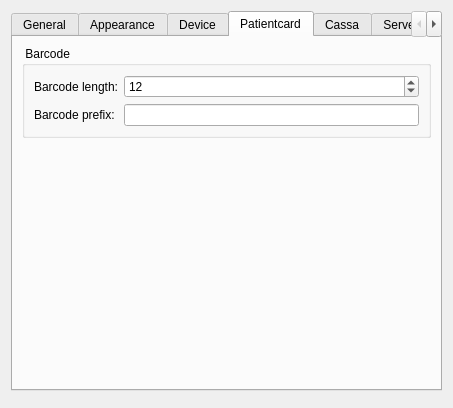
tbikfalvi/Belenus, file client/dlgpreferences.ui: the form before one commit.
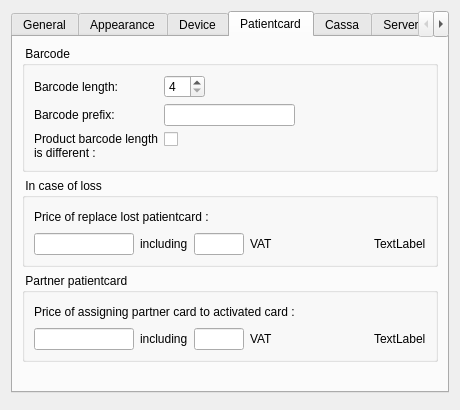
The form after the commit. The open tabs and pages were chosen to show the change.

Patch:
```diff
--- a/client/dlgpreferences.ui
+++ b/client/dlgpreferences.ui
@@ -9,8 +9,8 @@
    <rect>
     <x>0</x>
     <y>0</y>
-    <width>453</width>
-    <height>408</height>
+    <width>460</width>
+    <height>410</height>
    </rect>
   </property>
   <property name="windowTitle">
@@ -531,7 +531,7 @@
          <property name="title">
           <string> Barcode </string>
          </property>
-         <layout class="QFormLayout" name="formLayout_4">
+         <layout class="QFormLayout" name="formLayout_2">
           <item row="0" column="0">
            <widget class="QLabel" name="lblBarcodeLen">
             <property name="text">
@@ -540,17 +540,40 @@
            </widget>
           </item>
           <item row="0" column="1">
-           <widget class="QSpinBox" name="spbBarcodeLen">
-            <property name="minimum">
-             <number>5</number>
-            </property>
-            <property name="maximum">
-             <number>30</number>
-            </property>
-            <property name="value">
-             <number>12</number>
-            </property>
-           </widget>
+           <layout class="QHBoxLayout" name="horizontalLayout_11">
+            <item>
+             <widget class="QSpinBox" name="spbBarcodeLen">
+              <property name="maximumSize">
+               <size>
+                <width>60</width>
+                <height>16777215</height>
+               </size>
+              </property>
+              <property name="minimum">
+               <number>4</number>
+              </property>
+              <property name="maximum">
+               <number>30</number>
+              </property>
+              <property name="value">
+               <number>4</number>
+              </property>
+             </widget>
+            </item>
+            <item>
+             <spacer name="horizontalSpacer_5">
+              <property name="orientation">
+               <enum>Qt::Horizontal</enum>
+              </property>
+              <property name="sizeHint" stdset="0">
+               <size>
+                <width>40</width>
+                <height>20</height>
+               </size>
+              </property>
+             </spacer>
+            </item>
+           </layout>
           </item>
           <item row="1" column="0">
            <widget class="QLabel" name="lblBarcodePrefix">
@@ -560,7 +583,245 @@
            </widget>
           </item>
           <item row="1" column="1">
-           <widget class="QLineEdit" name="ledBarcodePrefix"/>
+           <layout class="QHBoxLayout" name="horizontalLayout_12">
+            <item>
+             <widget class="QLineEdit" name="ledBarcodePrefix"/>
+            </item>
+            <item>
+             <spacer name="horizontalSpacer_6">
+              <property name="orientation">
+               <enum>Qt::Horizontal</enum>
+              </property>
+              <property name="sizeHint" stdset="0">
+               <size>
+                <width>40</width>
+                <height>20</height>
+               </size>
+              </property>
+             </spacer>
+            </item>
+           </layout>
+          </item>
+          <item row="2" column="0">
+           <widget class="QLabel" name="lblProductBarcodeLength">
+            <property name="text">
+             <string>Product barcode length
+is different :</string>
+            </property>
+           </widget>
+          </item>
+          <item row="2" column="1">
+           <widget class="QCheckBox" name="chkCardProductBarcodeLength">
+            <property name="text">
+             <string/>
+            </property>
+           </widget>
+          </item>
+         </layout>
+        </widget>
+       </item>
+       <item>
+        <widget class="QGroupBox" name="gbPatientCardLost">
+         <property name="title">
+          <string> In case of loss </string>
+         </property>
+         <layout class="QVBoxLayout" name="verticalLayout_15">
+          <item>
+           <layout class="QHBoxLayout" name="horizontalLayout_18">
+            <item>
+             <widget class="QLabel" name="lblPCPriceOfLoss">
+              <property name="text">
+               <string>Price of replace lost patientcard :</string>
+              </property>
+             </widget>
+            </item>
+            <item>
+             <spacer name="horizontalSpacer_13">
+              <property name="orientation">
+               <enum>Qt::Horizontal</enum>
+              </property>
+              <property name="sizeHint" stdset="0">
+               <size>
+                <width>40</width>
+                <height>20</height>
+               </size>
+              </property>
+             </spacer>
+            </item>
+           </layout>
+          </item>
+          <item>
+           <layout class="QHBoxLayout" name="horizontalLayout_17">
+            <item>
+             <widget class="QLineEdit" name="ledPCLostPrice">
+              <property name="sizePolicy">
+               <sizepolicy hsizetype="Fixed" vsizetype="Fixed">
+                <horstretch>0</horstretch>
+                <verstretch>0</verstretch>
+               </sizepolicy>
+              </property>
+              <property name="maximumSize">
+               <size>
+                <width>100</width>
+                <height>16777215</height>
+               </size>
+              </property>
+             </widget>
+            </item>
+            <item>
+             <widget class="QLabel" name="lblIncluding">
+              <property name="text">
+               <string>including</string>
+              </property>
+             </widget>
+            </item>
+            <item>
+             <widget class="QLineEdit" name="ledPCLostVatpercent">
+              <property name="sizePolicy">
+               <sizepolicy hsizetype="Fixed" vsizetype="Fixed">
+                <horstretch>0</horstretch>
+                <verstretch>0</verstretch>
+               </sizepolicy>
+              </property>
+              <property name="maximumSize">
+               <size>
+                <width>50</width>
+                <height>16777215</height>
+               </size>
+              </property>
+             </widget>
+            </item>
+            <item>
+             <widget class="QLabel" name="lblVAT">
+              <property name="text">
+               <string>VAT</string>
+              </property>
+             </widget>
+            </item>
+            <item>
+             <spacer name="horizontalSpacer_12">
+              <property name="orientation">
+               <enum>Qt::Horizontal</enum>
+              </property>
+              <property name="sizeHint" stdset="0">
+               <size>
+                <width>40</width>
+                <height>20</height>
+               </size>
+              </property>
+             </spacer>
+            </item>
+            <item>
+             <widget class="QLabel" name="lblPCLostPriceFull">
+              <property name="text">
+               <string>TextLabel</string>
+              </property>
+             </widget>
+            </item>
+           </layout>
+          </item>
+         </layout>
+        </widget>
+       </item>
+       <item>
+        <widget class="QGroupBox" name="gbPartnerCard">
+         <property name="title">
+          <string> Partner patientcard </string>
+         </property>
+         <layout class="QVBoxLayout" name="verticalLayout_16">
+          <item>
+           <layout class="QHBoxLayout" name="horizontalLayout_19">
+            <item>
+             <widget class="QLabel" name="lblPricePartner">
+              <property name="text">
+               <string>Price of assigning partner card to activated card :</string>
+              </property>
+             </widget>
+            </item>
+            <item>
+             <spacer name="horizontalSpacer_14">
+              <property name="orientation">
+               <enum>Qt::Horizontal</enum>
+              </property>
+              <property name="sizeHint" stdset="0">
+               <size>
+                <width>40</width>
+                <height>20</height>
+               </size>
+              </property>
+             </spacer>
+            </item>
+           </layout>
+          </item>
+          <item>
+           <layout class="QHBoxLayout" name="horizontalLayout_20">
+            <item>
+             <widget class="QLineEdit" name="ledPCPartnerPrice">
+              <property name="sizePolicy">
+               <sizepolicy hsizetype="Fixed" vsizetype="Fixed">
+                <horstretch>0</horstretch>
+                <verstretch>0</verstretch>
+               </sizepolicy>
+              </property>
+              <property name="maximumSize">
+               <size>
+                <width>100</width>
+                <height>16777215</height>
+               </size>
+              </property>
+             </widget>
+            </item>
+            <item>
+             <widget class="QLabel" name="lblIncludingPartner">
+              <property name="text">
+               <string>including</string>
+              </property>
+             </widget>
+            </item>
+            <item>
+             <widget class="QLineEdit" name="ledPCPartnerVatpercent">
+              <property name="sizePolicy">
+               <sizepolicy hsizetype="Fixed" vsizetype="Fixed">
+                <horstretch>0</horstretch>
+                <verstretch>0</verstretch>
+               </sizepolicy>
+              </property>
+              <property name="maximumSize">
+               <size>
+                <width>50</width>
+                <height>16777215</height>
+               </size>
+              </property>
+             </widget>
+            </item>
+            <item>
+             <widget class="QLabel" name="lblVATPartner">
+              <property name="text">
+               <string>VAT</string>
+              </property>
+             </widget>
+            </item>
+            <item>
+             <spacer name="horizontalSpacer_15">
+              <property name="orientation">
+               <enum>Qt::Horizontal</enum>
+              </property>
+              <property name="sizeHint" stdset="0">
+               <size>
+                <width>40</width>
+                <height>20</height>
+               </size>
+              </property>
+             </spacer>
+            </item>
+            <item>
+             <widget class="QLabel" name="lblPCPartnerPriceFull">
+              <property name="text">
+               <string>TextLabel</string>
+              </property>
+             </widget>
+            </item>
+           </layout>
           </item>
          </layout>
         </widget>
@@ -573,7 +834,7 @@
          <property name="sizeHint" stdset="0">
           <size>
            <width>20</width>
-           <height>167</height>
+           <height>40</height>
           </size>
          </property>
         </spacer>
@@ -616,6 +877,111 @@
          </item>
         </layout>
        </item>
+       <item>
+        <widget class="QGroupBox" name="gbCurrency">
+         <property name="title">
+          <string> Currency settings </string>
+         </property>
+         <layout class="QFormLayout" name="formLayout_4">
+          <item row="0" column="0">
+           <widget class="QLabel" name="lblCurrencyFullName">
+            <property name="text">
+             <string>Full name :</string>
+            </property>
+           </widget>
+          </item>
+          <item row="0" column="1">
+           <layout class="QHBoxLayout" name="horizontalLayout_21">
+            <item>
+             <widget class="QLineEdit" name="ledCurrencyFullName"/>
+            </item>
+            <item>
+             <spacer name="horizontalSpacer_16">
+              <property name="orientation">
+               <enum>Qt::Horizontal</enum>
+              </property>
+              <property name="sizeHint" stdset="0">
+               <size>
+                <width>40</width>
+                <height>20</height>
+               </size>
+              </property>
+             </spacer>
+            </item>
+           </layout>
+          </item>
+          <item row="1" column="0">
+           <widget class="QLabel" name="lblCurrencyShortName">
+            <property name="text">
+             <string>Short name :</string>
+            </property>
+           </widget>
+          </item>
+          <item row="1" column="1">
+           <widget class="QLineEdit" name="ledCurrencyShortName">
+            <property name="minimumSize">
+             <size>
+              <width>40</width>
+              <height>0</height>
+             </size>
+            </property>
+            <property name="maximumSize">
+             <size>
+              <width>40</width>
+              <height>16777215</height>
+             </size>
+            </property>
+           </widget>
+          </item>
+          <item row="2" column="0">
+           <widget class="QLabel" name="lblSeparatorDecimal">
+            <property name="text">
+             <string>Decimal symbol :</string>
+            </property>
+           </widget>
+          </item>
+          <item row="2" column="1">
+           <widget class="QLineEdit" name="ledSeparatorDecimal">
+            <property name="minimumSize">
+             <size>
+              <width>40</width>
+              <height>0</height>
+             </size>
+            </property>
+            <property name="maximumSize">
+             <size>
+              <width>40</width>
+              <height>16777215</height>
+             </size>
+            </property>
+           </widget>
+          </item>
+          <item row="3" column="0">
+           <widget class="QLabel" name="lblSeparatorThousand">
+            <property name="text">
+             <string>Digit grouping symbol :</string>
+            </property>
+           </widget>
+          </item>
+          <item row="3" column="1">
+           <widget class="QLineEdit" name="ledSeparatorThousand">
+            <property name="minimumSize">
+             <size>
+              <width>40</width>
+              <height>0</height>
+             </size>
+            </property>
+            <property name="maximumSize">
+             <size>
+              <width>40</width>
+              <height>16777215</height>
+             </size>
+            </property>
+           </widget>
+          </item>
+         </layout>
+        </widget>
+       </item>
        <item>
         <spacer name="verticalSpacer_5">
          <property name="orientation">
```
Left out of the diff: 613 changed lines with no effect on the pictures.
